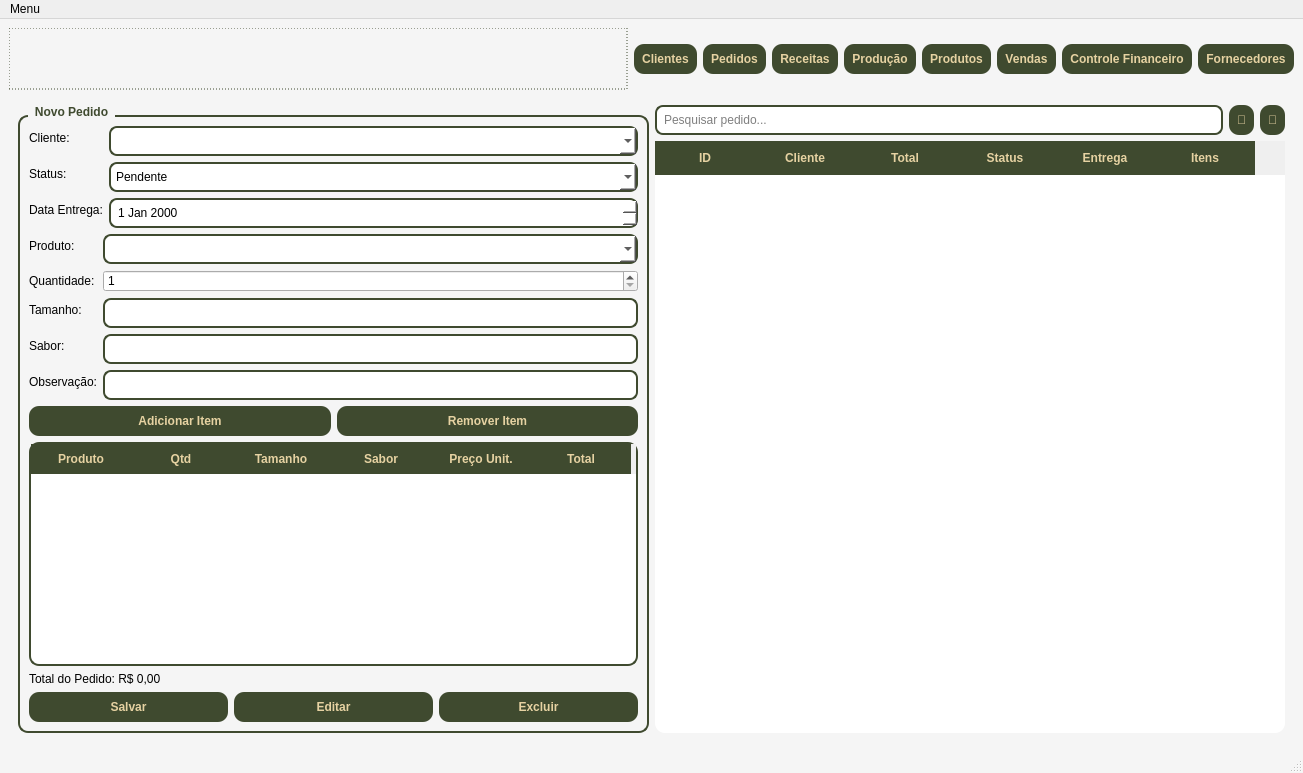
Old version of the form telas/tela_menu.ui in the repository Faeldh/sistema_confeitaria.
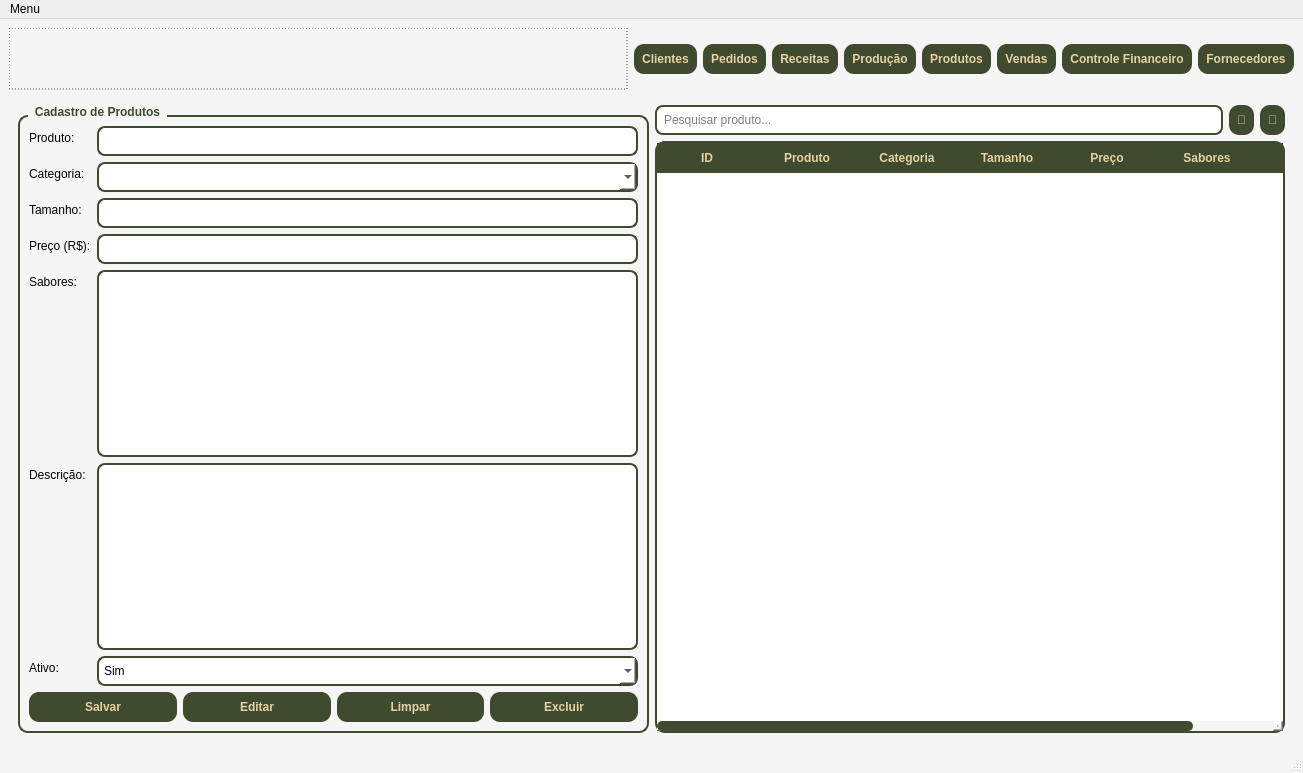
New version of the form. The open tabs and pages were chosen to show the change.

```diff
--- a/telas/tela_menu.ui
+++ b/telas/tela_menu.ui
@@ -401,418 +401,264 @@
         </item>
        </layout>
       </widget>
-      <widget class="QWidget" name="pagePedidos">
+      <widget class="QWidget" name="pageControleProducao">
        <layout class="QHBoxLayout">
         <item>
-         <widget class="QGroupBox" name="groupBoxPedido">
-          <property name="title">
-           <string>Novo Pedido</string>
-          </property>
-          <layout class="QVBoxLayout">
-           <item>
-            <layout class="QFormLayout">
+         <layout class="QVBoxLayout">
+          <item>
+           <widget class="QGroupBox" name="groupDados">
+            <property name="title">
+             <string>Dados do Pedido</string>
+            </property>
+            <layout class="QGridLayout">
              <item row="0" column="0">
               <widget class="QLabel" name="label">
                <property name="text">
-                <string>Cliente:</string>
+                <string>Cliente</string>
                </property>
               </widget>
              </item>
-             <item row="0" column="1">
-              <widget class="QComboBox" name="comboBoxCliente"/>
-             </item>
              <item row="1" column="0">
+              <widget class="QComboBox" name="comboCliente"/>
+             </item>
+             <item row="0" column="1">
               <widget class="QLabel" name="label">
                <property name="text">
-                <string>Status:</string>
+                <string>Data Pedido</string>
                </property>
               </widget>
              </item>
              <item row="1" column="1">
-              <widget class="QComboBox" name="comboBoxStatusPedido">
-               <item>
-                <property name="text">
-                 <string>Pendente</string>
-                </property>
-               </item>
-               <item>
-                <property name="text">
-                 <string>Em produção</string>
-                </property>
-               </item>
-               <item>
-                <property name="text">
-                 <string>Pronto</string>
-                </property>
-               </item>
-               <item>
-                <property name="text">
-                 <string>Entregue</string>
-                </property>
-               </item>
-              </widget>
+              <widget class="QDateEdit" name="datePedido"/>
              </item>
-             <item row="2" column="0">
+             <item row="0" column="2">
               <widget class="QLabel" name="label">
                <property name="text">
-                <string>Data Entrega:</string>
+                <string>Entrega</string>
                </property>
               </widget>
              </item>
-             <item row="2" column="1">
-              <widget class="QDateEdit" name="dateEditEntrega"/>
+             <item row="1" column="2">
+              <widget class="QDateEdit" name="dateEntrega"/>
              </item>
             </layout>
-           </item>
-           <item>
-            <layout class="QFormLayout">
-             <item row="0" column="0">
-              <widget class="QLabel" name="label">
-               <property name="text">
-                <string>Produto:</string>
-               </property>
-              </widget>
-             </item>
-             <item row="0" column="1">
-              <widget class="QComboBox" name="comboBoxProduto"/>
-             </item>
-             <item row="1" column="0">
-              <widget class="QLabel" name="label">
-               <property name="text">
-                <string>Quantidade:</string>
-               </property>
-              </widget>
-             </item>
-             <item row="1" column="1">
-              <widget class="QSpinBox" name="spinBoxQuantidade">
-               <property name="minimum">
-                <number>1</number>
-               </property>
-               <property name="maximum">
-                <number>9999</number>
-               </property>
-              </widget>
-             </item>
-             <item row="2" column="0">
-              <widget class="QLabel" name="label">
-               <property name="text">
-                <string>Tamanho:</string>
-               </property>
-              </widget>
-             </item>
-             <item row="2" column="1">
-              <widget class="QLineEdit" name="lineEditTamanho"/>
-             </item>
-             <item row="3" column="0">
-              <widget class="QLabel" name="label">
-               <property name="text">
-                <string>Sabor:</string>
-               </property>
-              </widget>
-             </item>
-             <item row="3" column="1">
-              <widget class="QLineEdit" name="lineEditSabor"/>
-             </item>
-             <item row="4" column="0">
-              <widget class="QLabel" name="label">
-               <property name="text">
-                <string>Observação:</string>
-               </property>
-              </widget>
-             </item>
+           </widget>
+          </item>
+          <item>
+           <widget class="QGroupBox" name="groupProduto">
+            <property name="title">
+             <string>Produto</string>
+            </property>
+            <layout class="QGridLayout">
              <item row="4" column="1">
-              <widget class="QLineEdit" name="lineEditObs"/>
+              <widget class="QLineEdit" name="inputObs"/>
              </item>
-            </layout>
-           </item>
-           <item>
-            <layout class="QHBoxLayout">
-             <item>
-              <widget class="QPushButton" name="btnAdicionarItem">
+             <item row="4" column="0">
+              <widget class="QLabel" name="label">
                <property name="text">
-                <string>Adicionar Item</string>
+                <string>Observações</string>
                </property>
               </widget>
              </item>
-             <item>
-              <widget class="QPushButton" name="btnRemoverItem">
+             <item row="5" column="0" colspan="3">
+              <layout class="QHBoxLayout">
+               <item>
+                <widget class="QPushButton" name="btnAddCarrinho">
+                 <property name="text">
+                  <string>Adicionar ao Carrinho</string>
+                 </property>
+                </widget>
+               </item>
+              </layout>
+             </item>
+             <item row="0" column="0">
+              <widget class="QLabel" name="label">
                <property name="text">
-                <string>Remover Item</string>
+                <string>Produto</string>
                </property>
               </widget>
              </item>
-            </layout>
-           </item>
-           <item>
-            <widget class="QTableWidget" name="tableItensPedido">
-             <property name="styleSheet">
-              <string notr="true">QTableWidget {
-    background-color: white;
-    border: 2px solid #3F4A2F;
-    border-radius: 10px;
-    gridline-color: #3F4A2F;
-    font-size: 12px;
-    alternate-background-color: #F5F5F5;
-    selection-background-color: #3F4A2F;
-    selection-color: #E6D2A2;
-}
-
-QTableWidget::item {
-    padding: 6px;
-}
-
-QHeaderView::section {
-    background-color: #3F4A2F;
-    color: #E6D2A2;
-    padding: 6px;
-    font-weight: bold;
-    border: none;
-}
-
-QHeaderView::section:hover {
-    background-color: #2E3723;
-}
-
-
-
-
-
-QScrollBar:vertical {
-    background: #F5F5F5;
-    width: 10px;
-    border-radius: 5px;
-}
-
-QScrollBar::handle:vertical {
-    background: #3F4A2F;
-    border-radius: 5px;
-}
-
-QScrollBar::handle:vertical:hover {
-    background: #2E3723;
-}
-
-
-QScrollBar:horizontal {
-    background: #F5F5F5;
-    height: 10px;
-    border-radius: 5px;
-}
-
-QScrollBar::handle:horizontal {
-    background: #3F4A2F;
-    border-radius: 5px;
-}
-
-QScrollBar::handle:horizontal:hover {
-    background: #2E3723;
-}</string>
-             </property>
-             <property name="columnCount">
-              <number>6</number>
-             </property>
-             <column>
-              <property name="text">
-               <string>Produto</string>
-              </property>
-             </column>
-             <column>
-              <property name="text">
-               <string>Qtd</string>
-              </property>
-             </column>
-             <column>
-              <property name="text">
-               <string>Tamanho</string>
-              </property>
-             </column>
-             <column>
-              <property name="text">
-               <string>Sabor</string>
-              </property>
-             </column>
-             <column>
-              <property name="text">
-               <string>Preço Unit.</string>
-              </property>
-             </column>
-             <column>
-              <property name="text">
-               <string>Total</string>
-              </property>
-             </column>
-            </widget>
-           </item>
-           <item>
-            <widget class="QLabel" name="labelTotalPedido">
-             <property name="text">
-              <string>Total do Pedido: R$ 0,00</string>
-             </property>
-            </widget>
-           </item>
-           <item>
-            <layout class="QHBoxLayout">
-             <item>
-              <widget class="QPushButton" name="btnSalvarPedido">
+             <item row="1" column="0">
+              <widget class="QLabel" name="label">
                <property name="text">
-                <string>Salvar</string>
+                <string>Tamanho</string>
                </property>
               </widget>
              </item>
-             <item>
-              <widget class="QPushButton" name="btnEditarPedido">
+             <item row="2" column="0">
+              <widget class="QLabel" name="label">
                <property name="text">
-                <string>Editar</string>
+                <string>Sabor</string>
                </property>
               </widget>
              </item>
-             <item>
-              <widget class="QPushButton" name="btnExcluirPedido">
+             <item row="3" column="1">
+              <widget class="QLineEdit" name="lineEdit"/>
+             </item>
+             <item row="0" column="1">
+              <widget class="QLineEdit" name="lineEdit_2"/>
+             </item>
+             <item row="3" column="0">
+              <widget class="QLabel" name="label_2">
                <property name="text">
-                <string>Excluir</string>
+                <string>Quantidade</string>
                </property>
               </widget>
              </item>
+             <item row="0" column="2">
+              <widget class="QPushButton" name="pushButton">
+               <property name="text">
+                <string>PushButton</string>
+               </property>
+              </widget>
+             </item>
+             <item row="2" column="1">
+              <widget class="QComboBox" name="comboSabor"/>
+             </item>
+             <item row="4" column="2">
+              <widget class="QPushButton" name="pushButton_2">
+               <property name="text">
+                <string>PushButton</string>
+               </property>
+              </widget>
+             </item>
+             <item row="1" column="1">
+              <widget class="QComboBox" name="comboTamanho"/>
+             </item>
+             <item row="1" column="2">
+              <widget class="QPushButton" name="pushButton_3">
+               <property name="text">
+                <string>PushButton</string>
+               </property>
+              </widget>
+             </item>
             </layout>
-           </item>
-          </layout>
-         </widget>
+           </widget>
+          </item>
+          <item>
+           <widget class="QTableWidget" name="tableItens"/>
+          </item>
+          <item>
+           <widget class="QLabel" name="lblTotal">
+            <property name="text">
+             <string>Total do pedido: 0</string>
+            </property>
+           </widget>
+          </item>
+          <item>
+           <layout class="QHBoxLayout">
+            <item>
+             <widget class="QPushButton" name="btnCriarPedido">
+              <property name="text">
+               <string>Criar Pedido</string>
+              </property>
+             </widget>
+            </item>
+            <item>
+             <widget class="QPushButton" name="btnEditarCarrinho">
+              <property name="text">
+               <string>Editar Pedido</string>
+              </property>
+             </widget>
+            </item>
+            <item>
+             <widget class="QPushButton" name="btnExcluirPedido">
+              <property name="text">
+               <string>Excluir Pedido</string>
+              </property>
+             </widget>
+            </item>
+           </layout>
+          </item>
+         </layout>
         </item>
         <item>
          <layout class="QVBoxLayout">
+          <item>
+           <widget class="QGroupBox" name="groupDashboard">
+            <property name="title">
+             <string>Produção</string>
+            </property>
+            <layout class="QHBoxLayout">
+             <item>
+              <widget class="QLabel" name="lblPendentes">
+               <property name="text">
+                <string>Pendentes: 0</string>
+               </property>
+              </widget>
+             </item>
+             <item>
+              <widget class="QLabel" name="lblProducao">
+               <property name="text">
+                <string>Produção: 0</string>
+               </property>
+              </widget>
+             </item>
+             <item>
+              <widget class="QLabel" name="lblFinalizados">
+               <property name="text">
+                <string>Finalizados: 0</string>
+               </property>
+              </widget>
+             </item>
+             <item>
+              <widget class="QLabel" name="lblAtrasados">
+               <property name="text">
+                <string>Atrasados: 0</string>
+               </property>
+              </widget>
+             </item>
+            </layout>
+           </widget>
+          </item>
           <item>
            <layout class="QHBoxLayout">
             <item>
-             <widget class="QLineEdit" name="lineEditPesquisaPedido">
-              <property name="placeholderText">
-               <string>Pesquisar pedido...</string>
-              </property>
-             </widget>
+             <widget class="QDateEdit" name="dateFiltro"/>
             </item>
             <item>
-             <widget class="QPushButton" name="btnPesquisarPedido">
-              <property name="text">
-               <string>🔎</string>
-              </property>
-             </widget>
+             <widget class="QComboBox" name="comboTipo"/>
             </item>
             <item>
-             <widget class="QPushButton" name="btnAtualizarPedido">
+             <widget class="QComboBox" name="comboStatus"/>
+            </item>
+            <item>
+             <widget class="QPushButton" name="btnFiltrar">
               <property name="text">
-               <string>🔄</string>
+               <string>Filtrar</string>
               </property>
              </widget>
             </item>
            </layout>
           </item>
           <item>
-           <widget class="QTableWidget" name="tablePedidos">
-            <property name="styleSheet">
-             <string notr="true">QTableWidget#tableViewProdutos {
-    background-color: white;
-    gridline-color: #3F4A2F;
-    border: 2px solid #3F4A2F;
-    border-radius: 10px;
-
-    selection-background-color: #3F4A2F;
-    selection-color: #E6D2A2;
-
-    alternate-background-color: #F0F0F0;
-    font-size: 12px;
-
-    outline: none;
-    color: #3F4A2F;
-}
-
-
-QTableWidget#tableViewProdutos::item {
-    padding: 6px;
-}
-
-
-QTableWidget#tableViewProdutos::item:hover {
-    background-color: #E6D2A2;
-    color: #3F4A2F;
-}
-
-
-QHeaderView::section {
-    background-color: #3F4A2F;
-    color: #E6D2A2;
-    padding: 8px;
-    border: none;
-    font-weight: bold;
-}
-
-
-QHeaderView::section:hover {
-    background-color: #2E3723;
-}
-
-QScrollBar:vertical {
-    background: #F5F5F5;
-    width: 10px;
-    border-radius: 5px;
-}
-
-QScrollBar::handle:vertical {
-    background: #3F4A2F;
-    border-radius: 5px;
-}
-
-QScrollBar::handle:vertical:hover {
-    background: #2E3723;
-}
-
-
-QScrollBar:horizontal {
-    background: #F5F5F5;
-    height: 10px;
-    border-radius: 5px;
-}
-
-QScrollBar::handle:horizontal {
-    background: #3F4A2F;
-    border-radius: 5px;
-}
-
-QScrollBar::handle:horizontal:hover {
-    background: #2E3723;
-}</string>
+           <widget class="QGroupBox" name="groupDetalhes">
+            <property name="title">
+             <string>Detalhes</string>
             </property>
-            <property name="columnCount">
-             <number>6</number>
-            </property>
-            <column>
-             <property name="text">
-              <string>ID</string>
-             </property>
-            </column>
-            <column>
-             <property name="text">
-              <string>Cliente</string>
-             </property>
-            </column>
-            <column>
-             <property name="text">
-              <string>Total</string>
-             </property>
-            </column>
-            <column>
-             <property name="text">
-              <string>Status</string>
-             </property>
-            </column>
-            <column>
-             <property name="text">
-              <string>Entrega</string>
-             </property>
-            </column>
-            <column>
-             <property name="text">
-              <string>Itens</string>
-             </property>
-            </column>
+            <layout class="QVBoxLayout">
+             <item>
+              <widget class="QListWidget" name="listaProducao"/>
+             </item>
+             <item>
+              <layout class="QHBoxLayout">
+               <item>
+                <widget class="QPushButton" name="btnPausar">
+                 <property name="text">
+                  <string>Detalhes do Pedido</string>
+                 </property>
+                </widget>
+               </item>
+               <item>
+                <widget class="QPushButton" name="btnFinalizar">
+                 <property name="text">
+                  <string>Finalizar</string>
+                 </property>
+                </widget>
+               </item>
+              </layout>
+             </item>
+            </layout>
            </widget>
           </item>
          </layout>
@@ -1427,12 +1273,12 @@
                </item>
               </widget>
              </item>
-             <item row="0" column="1">
-              <widget class="QComboBox" name="comboBox"/>
-             </item>
              <item row="1" column="1">
               <widget class="QComboBox" name="comboBox_2"/>
              </item>
+             <item row="0" column="1">
+              <widget class="QLineEdit" name="lineEdit_3"/>
+             </item>
             </layout>
            </item>
            <item>
```
